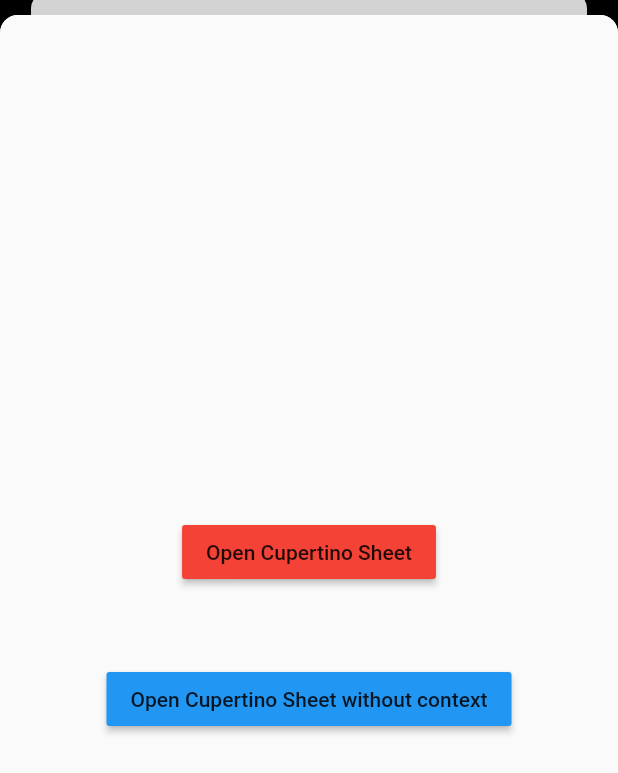
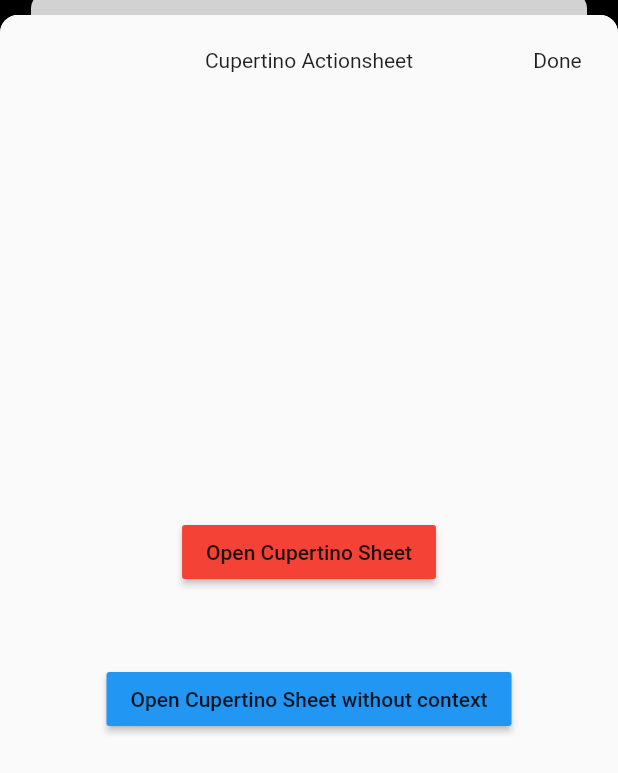
Before and after one commit to caseyryan/flutter_cupertino_bottom_sheet, a Flutter app: the screen it shows after launch, after a tap on "Open Cupertino Sheet without context", on a phone screen of 412 x 824 dp. Shown: the top 773 px of the screen. Run offline on Flutter 3.47's test engine with Material 2 defaults, Android fonts, the phone set to English and light mode, and no system bars.

Commit message:
added default appbar

```diff
--- a/example/lib/test_page.dart
+++ b/example/lib/test_page.dart
@@ -14,9 +14,13 @@ class _TestPageState extends State<TestPage> {
   void showCupertinoOverlay() {
     Navigator.of(context).push(
       CupertinoBottomSheetRoute(
-        args: const CupertinoBottomSheetRouteArgs(
-          swipeSettings: SwipeSettings(
+        args: CupertinoBottomSheetRouteArgs(
+          swipeSettings: const SwipeSettings(
             canCloseBySwipe: true,
+          ),
+          appBar: CupertinoBottomSheetAppBar.withCloseIcon(
+            title: 'Cupertino Actionsheet',
+            onClosePressed: Navigator.of(context).pop,
           ),
         ),
         builder: (context) {
@@ -48,9 +52,19 @@ class _TestPageState extends State<TestPage> {
               onPressed: () {
                 /// this will work if you pass cupertinoBottomSheetNavigatorKey
                 /// to your MaterialApp (or other type of apps that have a navigatorKey parameter)
-                openCupertinoBottomSheet(builder: (c) {
-                  return const TestPage();
-                });
+                openCupertinoBottomSheet(
+                  builder: (c) {
+                    return const TestPage();
+                  },
+                  args: CupertinoBottomSheetRouteArgs(
+                    appBar: CupertinoBottomSheetAppBar.withCloseButton(
+                      title: 'Cupertino Actionsheet',
+                      buttonText: 'Done',
+                      headerStyle: Theme.of(context).textTheme.bodyMedium,
+                      onClosePressed: Navigator.of(context).pop,
+                    ),
+                  ),
+                );
               },
               child: const Text(
                 'Open Cupertino Sheet without context',
--- a/lib/src/cupertino_bottom_sheet.dart
+++ b/lib/src/cupertino_bottom_sheet.dart
@@ -1,5 +1,6 @@
 import 'dart:math';
 
+import 'package:flutter/cupertino.dart';
 import 'package:flutter/foundation.dart';
 import 'package:flutter/material.dart';
 import 'package:flutter/rendering.dart';
@@ -59,12 +60,105 @@ class SwipeSettings {
   });
 }
 
+class CupertinoBottomSheetAppBar extends StatelessWidget
+    implements PreferredSizeWidget {
+  final String title;
+  final Widget? leading;
+  final Widget? trailing;
+  final TextStyle? headerStyle;
+  final EdgeInsets? padding;
+
+  const CupertinoBottomSheetAppBar({
+    super.key,
+    required this.title,
+    this.trailing,
+    this.leading,
+    this.headerStyle,
+    this.padding = const EdgeInsets.symmetric(
+      horizontal: 8.0,
+    ),
+  });
+
+  factory CupertinoBottomSheetAppBar.withCloseButton({
+    required String title,
+    required String buttonText,
+    VoidCallback? onClosePressed,
+    TextStyle? headerStyle,
+  }) {
+    return CupertinoBottomSheetAppBar(
+      title: title,
+      trailing: CupertinoButton(
+        padding: EdgeInsets.zero,
+        onPressed: onClosePressed,
+        child: Text(
+          buttonText,
+          style: headerStyle,
+        ),
+      ),
+    );
+  }
+  factory CupertinoBottomSheetAppBar.withCloseIcon({
+    required String title,
+    VoidCallback? onClosePressed,
+    TextStyle? headerStyle,
+  }) {
+    return CupertinoBottomSheetAppBar(
+      title: title,
+      padding: null,
+      trailing: CloseButton(
+        onPressed: onClosePressed,
+      ),
+    );
+  }
+
+  @override
+  Widget build(BuildContext context) {
+    return SizedBox(
+      height: 60.0,
+      child: Padding(
+        padding: padding ?? EdgeInsets.zero,
+        child: Row(
+          children: [
+            Expanded(
+              flex: 18,
+              child: SizedBox(
+                child: leading,
+              ),
+            ),
+            Expanded(
+              flex: 74,
+              child: Center(
+                child: SizedBox(
+                  child: Text(
+                    title,
+                    style: headerStyle,
+                  ),
+                ),
+              ),
+            ),
+            Expanded(
+              flex: 18,
+              child: SizedBox(
+                child: trailing,
+              ),
+            ),
+          ],
+        ),
+      ),
+    );
+  }
+
+  @override
+  Size get preferredSize => const Size.fromHeight(60.0);
+}
+
 class CupertinoBottomSheetRouteArgs {
   final bool maintainState;
   final SwipeSettings swipeSettings;
   final Color shadeColor;
   final Color? scaffoldBackgroundColor;
   final String? barrierLabel;
+  final PreferredSizeWidget? appBar;
 
   const CupertinoBottomSheetRouteArgs({
     this.maintainState = false,
@@ -72,6 +166,7 @@ class CupertinoBottomSheetRouteArgs {
     this.shadeColor = Colors.black,
     this.scaffoldBackgroundColor,
     this.barrierLabel,
+    this.appBar,
   });
 }
 
@@ -276,6 +371,7 @@ class __CupertinoRouteBuilderState extends State<_CupertinoRouteBuilder>
                       context: context,
                       removeTop: true,
                       child: Scaffold(
+                        appBar: widget.args.appBar,
                         resizeToAvoidBottomInset: false,
                         extendBodyBehindAppBar: true,
                         backgroundColor: widget.args.scaffoldBackgroundColor,
--- a/pubspec.yaml
+++ b/pubspec.yaml
@@ -1,6 +1,6 @@
 name: flutter_cupernino_bottom_sheet
 description: A package that mimics a Cupertino Style bottom sheet.
-version: 1.0.1
+version: 1.0.3
 homepage: https://github.com/caseyryan/flutter_cupernino_bottom_sheet
 
 environment:
```
Also changed, not shown: example/pubspec.lock, 2 other files.
